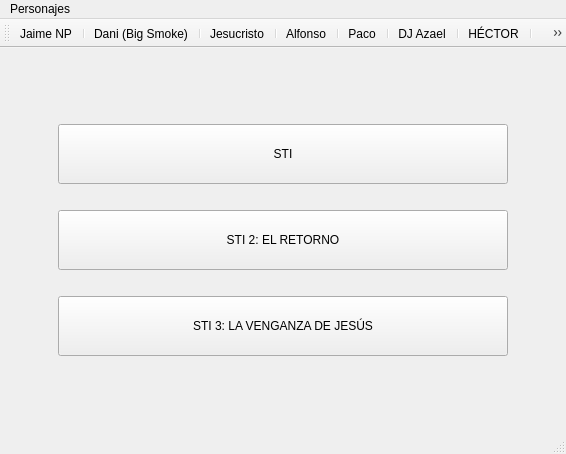
The window that mainwindow.ui (LORJIM/STI_The_Complete_Saga) describes before a commit, drawn with Qt 5.
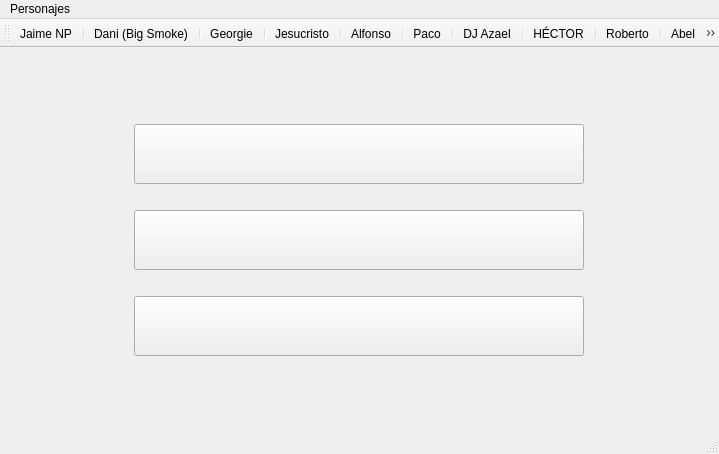
The same window after the commit. Icons and pictures are not drawn.

```diff
--- a/mainwindow.ui
+++ b/mainwindow.ui
@@ -6,7 +6,7 @@
    <rect>
     <x>0</x>
     <y>0</y>
-    <width>566</width>
+    <width>719</width>
     <height>454</height>
    </rect>
   </property>
@@ -64,7 +64,17 @@
            </size>
           </property>
           <property name="text">
-           <string>STI</string>
+           <string/>
+          </property>
+          <property name="icon">
+           <iconset resource="iconos.qrc">
+            <normaloff>:/icons/STI1.png</normaloff>:/icons/STI1.png</iconset>
+          </property>
+          <property name="iconSize">
+           <size>
+            <width>150</width>
+            <height>30</height>
+           </size>
           </property>
          </widget>
         </item>
@@ -93,7 +103,17 @@
            </size>
           </property>
           <property name="text">
-           <string>STI 2: EL RETORNO</string>
+           <string/>
+          </property>
+          <property name="icon">
+           <iconset resource="iconos.qrc">
+            <normaloff>:/icons/STI2.png</normaloff>:/icons/STI2.png</iconset>
+          </property>
+          <property name="iconSize">
+           <size>
+            <width>360</width>
+            <height>32</height>
+           </size>
           </property>
          </widget>
         </item>
@@ -122,7 +142,17 @@
            </size>
           </property>
           <property name="text">
-           <string>STI 3: LA VENGANZA DE JESÚS</string>
+           <string/>
+          </property>
+          <property name="icon">
+           <iconset resource="iconos.qrc">
+            <normaloff>:/icons/STI3.png</normaloff>:/icons/STI3.png</iconset>
+          </property>
+          <property name="iconSize">
+           <size>
+            <width>370</width>
+            <height>32</height>
+           </size>
           </property>
          </widget>
         </item>
@@ -163,7 +193,7 @@
     <rect>
      <x>0</x>
      <y>0</y>
-     <width>566</width>
+     <width>719</width>
      <height>20</height>
     </rect>
    </property>
@@ -197,6 +227,8 @@
    <addaction name="separator"/>
    <addaction name="actionDani"/>
    <addaction name="separator"/>
+   <addaction name="actionGeorgie"/>
+   <addaction name="separator"/>
    <addaction name="actionJesucristo"/>
    <addaction name="separator"/>
    <addaction name="actionAlfonso"/>
@@ -209,6 +241,20 @@
    <addaction name="separator"/>
    <addaction name="actionRoberto"/>
    <addaction name="separator"/>
+   <addaction name="actionAbel"/>
+   <addaction name="separator"/>
+   <addaction name="actionSanti"/>
+   <addaction name="separator"/>
+   <addaction name="actionCarmen"/>
+   <addaction name="separator"/>
+   <addaction name="actionTorresano"/>
+   <addaction name="separator"/>
+   <addaction name="actionCamacho"/>
+   <addaction name="separator"/>
+   <addaction name="actionCarmelo"/>
+   <addaction name="separator"/>
+   <addaction name="actionJulio"/>
+   <addaction name="separator"/>
    <addaction name="actionAcerca_de"/>
   </widget>
   <action name="actionJaime">
@@ -340,7 +386,115 @@
     <string>Roberto</string>
    </property>
    <property name="shortcut">
-    <string>F8</string>
+    <string>F9</string>
+   </property>
+  </action>
+  <action name="actionGeorgie">
+   <property name="icon">
+    <iconset resource="images.qrc">
+     <normaloff>:/images/Georgie.png</normaloff>:/images/Georgie.png</iconset>
+   </property>
+   <property name="text">
+    <string>Georgie</string>
+   </property>
+   <property name="toolTip">
+    <string>Georgie</string>
+   </property>
+   <property name="shortcut">
+    <string>F3</string>
+   </property>
+  </action>
+  <action name="actionAbel">
+   <property name="icon">
+    <iconset resource="images.qrc">
+     <normaloff>:/images/abel.png</normaloff>:/images/abel.png</iconset>
+   </property>
+   <property name="text">
+    <string>Abel</string>
+   </property>
+   <property name="toolTip">
+    <string>Abel</string>
+   </property>
+   <property name="shortcut">
+    <string>F10</string>
+   </property>
+  </action>
+  <action name="actionSanti">
+   <property name="icon">
+    <iconset resource="images.qrc">
+     <normaloff>:/images/santi.png</normaloff>:/images/santi.png</iconset>
+   </property>
+   <property name="text">
+    <string>Santi</string>
+   </property>
+   <property name="toolTip">
+    <string>Santi</string>
+   </property>
+   <property name="shortcut">
+    <string>F11</string>
+   </property>
+  </action>
+  <action name="actionCarmen">
+   <property name="icon">
+    <iconset resource="images.qrc">
+     <normaloff>:/images/carmen.png</normaloff>:/images/carmen.png</iconset>
+   </property>
+   <property name="text">
+    <string>Carmen</string>
+   </property>
+   <property name="toolTip">
+    <string>Carmen</string>
+   </property>
+   <property name="shortcut">
+    <string>F12</string>
+   </property>
+  </action>
+  <action name="actionTorresano">
+   <property name="icon">
+    <iconset resource="images.qrc">
+     <normaloff>:/images/torresano.png</normaloff>:/images/torresano.png</iconset>
+   </property>
+   <property name="text">
+    <string>Torresano</string>
+   </property>
+   <property name="toolTip">
+    <string>Torresano</string>
+   </property>
+  </action>
+  <action name="actionCamacho">
+   <property name="icon">
+    <iconset resource="images.qrc">
+     <normaloff>:/images/camacho.png</normaloff>:/images/camacho.png</iconset>
+   </property>
+   <property name="text">
+    <string>Camacho</string>
+   </property>
+   <property name="toolTip">
+    <string>Camacho</string>
+   </property>
+  </action>
+  <action name="actionCarmelo">
+   <property name="icon">
+    <iconset resource="images.qrc">
+     <normaloff>:/images/carmelo.png</normaloff>:/images/carmelo.png</iconset>
+   </property>
+   <property name="text">
+    <string>Carmelo</string>
+   </property>
+   <property name="toolTip">
+    <string>Carmelo</string>
+   </property>
+  </action>
+  <action name="actionJulio">
+   <property name="icon">
+    <iconset resource="images.qrc">
+     <normaloff>:/images/julio.png</normaloff>:/images/julio.png</iconset>
+   </property>
+   <property name="text">
+    <string>Julio</string>
+   </property>
+   <property name="toolTip">
+    <string>Julio</string>
    </property>
   </action>
  </widget>
```
Left out of the diff: 45 changed lines with no effect on the pictures.
